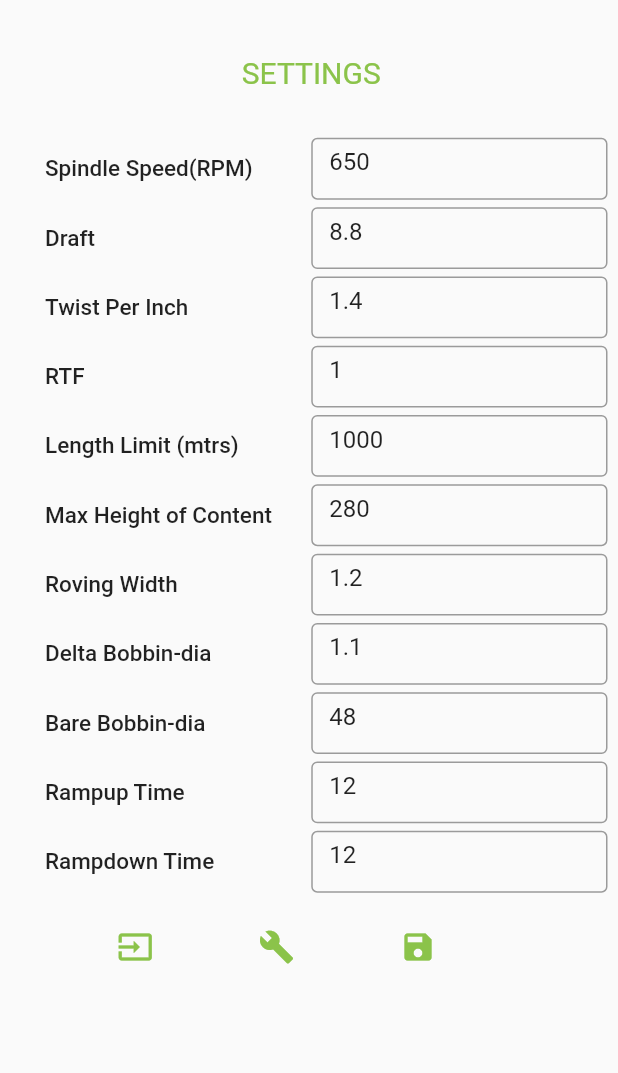
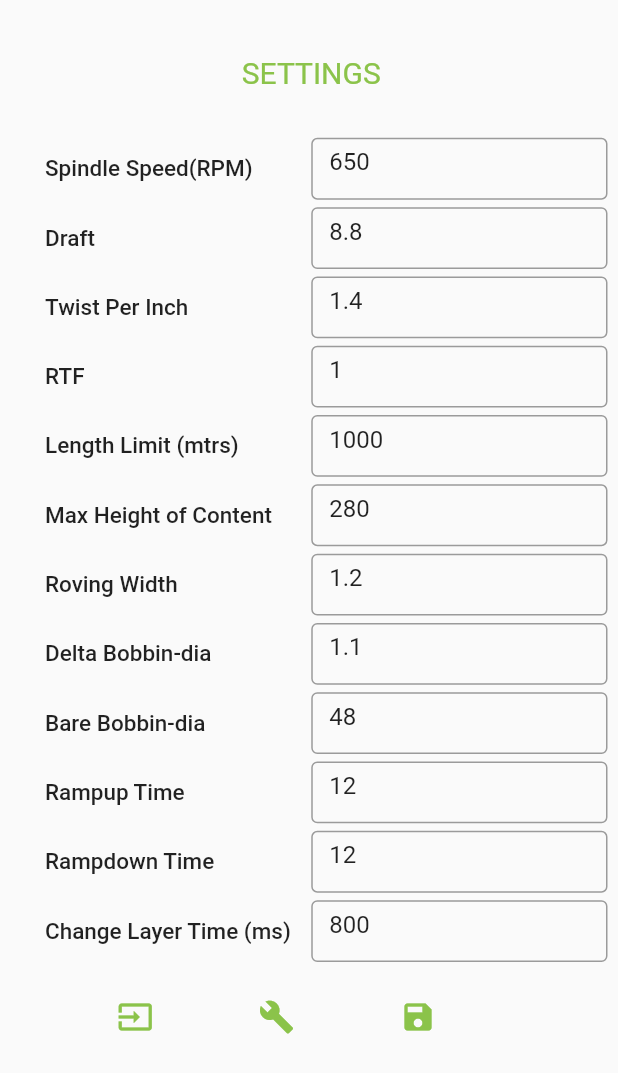
Before and after one commit to arwait4itun/Gen4-Flutter-App, a Flutter app: the SettingsPage widget shown alone on an empty page, opened directly, after a tap on the "build" icon, after a tap on the "save" icon, on a phone screen of 412 x 824 dp. Shown: the top 1073 px of the screen. Run offline on Flutter 3.47's test engine with Material 2 defaults, Android fonts, the phone set to English and light mode, and no system bars; our stand-ins replace csv, flutter_bluetooth_serial, hex, syncfusion_flutter_charts; missing offline and left inert: dart:ffi.

Commit message:
settings page update

```diff
--- a/lib/globals.dart
+++ b/lib/globals.dart
@@ -24,4 +24,5 @@ Map<String,List> settingsLimits = {
    "bareBobbinDia":[46,52],
    "rampupTime":[5,20],
    "rampdownTime":[5,20],
+   "changeLayerTime": [200,2500],
 };
--- a/lib/message/enums.dart
+++ b/lib/message/enums.dart
@@ -215,6 +215,7 @@ enum SettingsAttribute{
   bareBobbinDia,
   rampupTime,
   rampdownTime,
+  changeLayerTime,
 }
 
 extension SettingsAttributeTypeExtension on SettingsAttribute{
@@ -244,6 +245,8 @@ extension SettingsAttributeTypeExtension on SettingsAttribute{
         return "59";
       case SettingsAttribute.rampdownTime:
         return "60";
+      case SettingsAttribute.changeLayerTime:
+        return "61";
     }
   }
 }
--- a/lib/message/request_settings.dart
+++ b/lib/message/request_settings.dart
@@ -120,6 +120,9 @@ class RequestSettings{
     else if(t==SettingsAttribute.rampdownTime.hexVal){
       return SettingsAttribute.rampdownTime.name;
     }
+    else if(t==SettingsAttribute.changeLayerTime.hexVal){
+      return SettingsAttribute.changeLayerTime.name;
+    }
     else{
       return "";
     }
@@ -129,7 +132,7 @@ class RequestSettings{
 
 void main() {
 
-  String p = "7E740200115004028A51044100000052043F800000540404B0550400FA56044000000057043FCCCCCD5804003053043F8000005904000F6004000F7E";
+  String p = "7E840200125004028A51084100000052083F99999A540404B05504011856084040000057083F8000005804003053083F80000059042EE060041F4060041F40610403207E";
 
   print(RequestSettings().decode(p));
 }
--- a/lib/message/settingsMessage.dart
+++ b/lib/message/settingsMessage.dart
@@ -16,6 +16,7 @@ class SettingsMessage{
   String bareBobbinDia;
   String rampupTime;
   String rampdownTime;
+  String changeLayerTime;
 
   SettingsMessage({
   required this.spindleSpeed,
@@ -29,6 +30,7 @@ class SettingsMessage{
   required this.bareBobbinDia,
   required this.rampupTime,
   required this.rampdownTime,
+  required this.changeLayerTime
   });
 
   String createPacket(){
@@ -36,7 +38,7 @@ class SettingsMessage{
     String packet = "";
 
     String packetLength = "";
-    String attributeCount =  "11";
+    String attributeCount =  SettingsAttribute.values.length.toString();
 
     int bit4 = 4; //for padding
     String bit4s = "04";
@@ -62,7 +64,7 @@ class SettingsMessage{
     packet += attribute(SettingsAttribute.bareBobbinDia.hexVal, bit4s, padding(bareBobbinDia, bit4));
     packet += attribute(SettingsAttribute.rampupTime.hexVal, bit4s, padding(rampupTime, bit4));
     packet += attribute(SettingsAttribute.rampdownTime.hexVal, bit4s, padding(rampdownTime, bit4));
-
+    packet += attribute(SettingsAttribute.changeLayerTime.hexVal, bit4s, padding(changeLayerTime, bit4));
 
     packet += Separator.eof.hexVal;
 
@@ -113,5 +115,5 @@ void main(){
 
   String s ="12345678";
 
-  print(s.substring(1,5));
+  print(SettingsAttribute.values.length.toString());
 }
--- a/lib/screens/settings.dart
+++ b/lib/screens/settings.dart
@@ -1,3 +1,4 @@
+import 'dart:async';
 import 'dart:convert';
 
 import 'package:flutter/material.dart';
@@ -33,6 +34,9 @@ class _SettingsPageState extends State<SettingsPage> {
   final TextEditingController _bareBobbinDia = new TextEditingController();
   final TextEditingController _rampupTime = new TextEditingController();
   final TextEditingController _rampdownTime = new TextEditingController();
+  final TextEditingController _changeLayerTime = new TextEditingController();
+
+  var settingsListenController = StreamController<Uint8List>.broadcast();
 
   @override
   Widget build(BuildContext context) {
@@ -74,6 +78,7 @@ class _SettingsPageState extends State<SettingsPage> {
               _customRow("Bare Bobbin-dia", _bareBobbinDia, isFloat: false, defaultValue: "48"),
               _customRow("Rampup Time", _rampupTime, isFloat: false,defaultValue: "12"),
               _customRow("Rampdown Time", _rampdownTime, isFloat: false, defaultValue: "12"),
+              _customRow("Change Layer Time (ms)", _changeLayerTime, isFloat: false, defaultValue: "800"),
             ],
           ),
           Container(
@@ -108,6 +113,7 @@ class _SettingsPageState extends State<SettingsPage> {
                     _bareBobbinDia.text = "48";
                     _rampupTime.text= "12";
                     _rampdownTime.text = "12";
+                    _changeLayerTime.text = "800";
                   },
                   icon: Icon(Icons.build,color: Theme.of(context).primaryColor,),
                 ),
@@ -118,7 +124,7 @@ class _SettingsPageState extends State<SettingsPage> {
 
                     if(_valid == "valid"){
 
-                      SettingsMessage _sm = SettingsMessage(spindleSpeed: _spindleSpeed.text, draft: _draft.text, twistPerInch: _twistPerInch.text, RTF: _RTF.text, lengthLimit: _lengthLimit.text, maxHeightOfContent: _maxHeightOfContent.text, rovingWidth: _rovingWidth.text, deltaBobbinDia: _deltaBobbinDia.text, bareBobbinDia: _bareBobbinDia.text, rampupTime: _rampupTime.text, rampdownTime: _rampdownTime.text);
+                      SettingsMessage _sm = SettingsMessage(spindleSpeed: _spindleSpeed.text, draft: _draft.text, twistPerInch: _twistPerInch.text, RTF: _RTF.text, lengthLimit: _lengthLimit.text, maxHeightOfContent: _maxHeightOfContent.text, rovingWidth: _rovingWidth.text, deltaBobbinDia: _deltaBobbinDia.text, bareBobbinDia: _bareBobbinDia.text, rampupTime: _rampupTime.text, rampdownTime: _rampdownTime.text, changeLayerTime: _changeLayerTime.text);
 
                       String _msg = _sm.createPacket();
 
@@ -144,7 +150,7 @@ class _SettingsPageState extends State<SettingsPage> {
 
                           ScaffoldMessenger.of(context).showSnackBar(_sb);
                         }
-                      }).onDone(() { });
+                      }).onDone(() {});
 
 
                     }
@@ -392,6 +398,20 @@ class _SettingsPageState extends State<SettingsPage> {
       }
     }
 
+    if(_changeLayerTime.text.trim() == "" ){
+      errorMessage = "Change Layer Time is Empty!";
+      return errorMessage;
+    }
+    else{
+      List range = globals.settingsLimits["changeLayerTime"]!;
+      double val = double.parse(_changeLayerTime.text.trim());
+
+      if(val < range[0] || val > range[1]){
+        errorMessage = "Rampdown Time values should be within $range";
+        return errorMessage;
+      }
+    }
+
     return errorMessage;
   }
 
@@ -404,11 +424,13 @@ class _SettingsPageState extends State<SettingsPage> {
 
       SnackBar _sb = SnackBarService(message: "Sent Request for Settings!", color: Colors.green).snackBar();
 
-      ScaffoldMessenger.of(context).showSnackBar(_sb);
+      //ScaffoldMessenger.of(context).showSnackBar(_sb);
+
 
       globals.connection!.input!.listen((data) {
         String _d = utf8.decode(data);
 
+        //print("here: $_d");
         Map<String, double> settings = RequestSettings().decode(_d);
 
         if(settings.isEmpty){
@@ -426,7 +448,7 @@ class _SettingsPageState extends State<SettingsPage> {
         _bareBobbinDia.text = settings["bareBobbinDia"]!.toInt().toString();
         _rampupTime.text = settings["rampupTime"]!.toInt().toString();
         _rampdownTime.text = settings["rampdownTime"]!.toInt().toString();
-
+        _changeLayerTime.text = settings["changeLayerTime"]!.toInt().toString();
       }).onDone(() { });
 
       _sb = SnackBarService(message: "Settings Received", color: Colors.green).snackBar();
@@ -434,11 +456,23 @@ class _SettingsPageState extends State<SettingsPage> {
       ScaffoldMessenger.of(context).showSnackBar(_sb);
     }
     catch(e){
-      print("Settings: $e.toString()");
+      print("Settings!: ${e.toString()}");
 
-      SnackBar _sb = SnackBarService(message: "Error in Receiving Settings", color: Colors.red).snackBar();
+      //Remember to change this error suppression
+      if(e.toString() !=  "Bad state: Stream has already been listened to."){
 
-      ScaffoldMessenger.of(context).showSnackBar(_sb);
+
+        SnackBar _sb = SnackBarService(message: "Error in Receiving Settings", color: Colors.red).snackBar();
+
+        ScaffoldMessenger.of(context).showSnackBar(_sb);
+
+      }
+      else{
+        SnackBar _sb = SnackBarService(message: "Settings Received", color: Colors.green).snackBar();
+
+        ScaffoldMessenger.of(context).showSnackBar(_sb);
+      }
+
     }
 
   }
```
